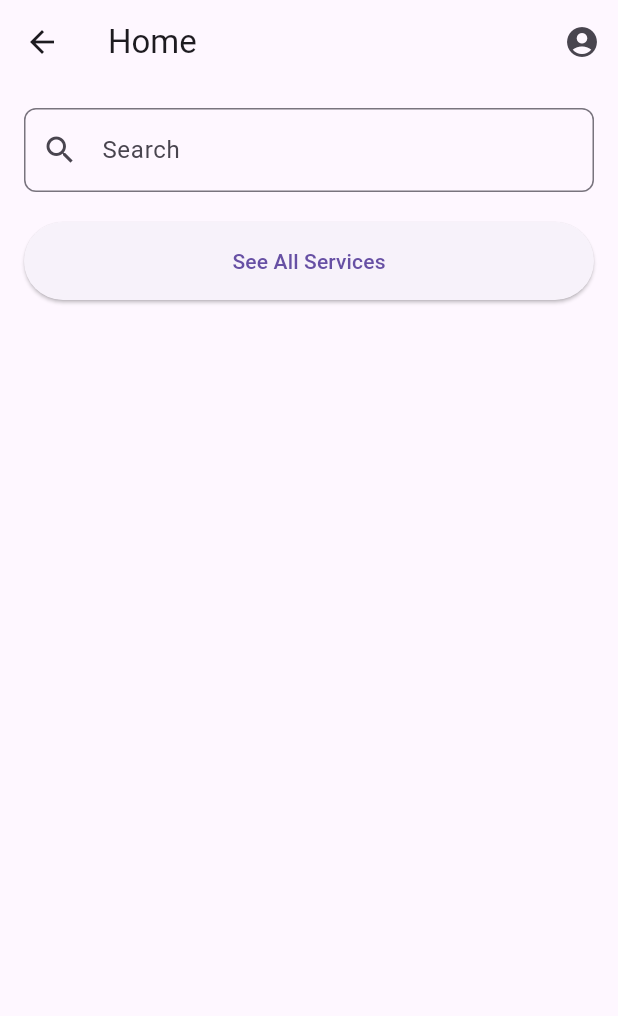
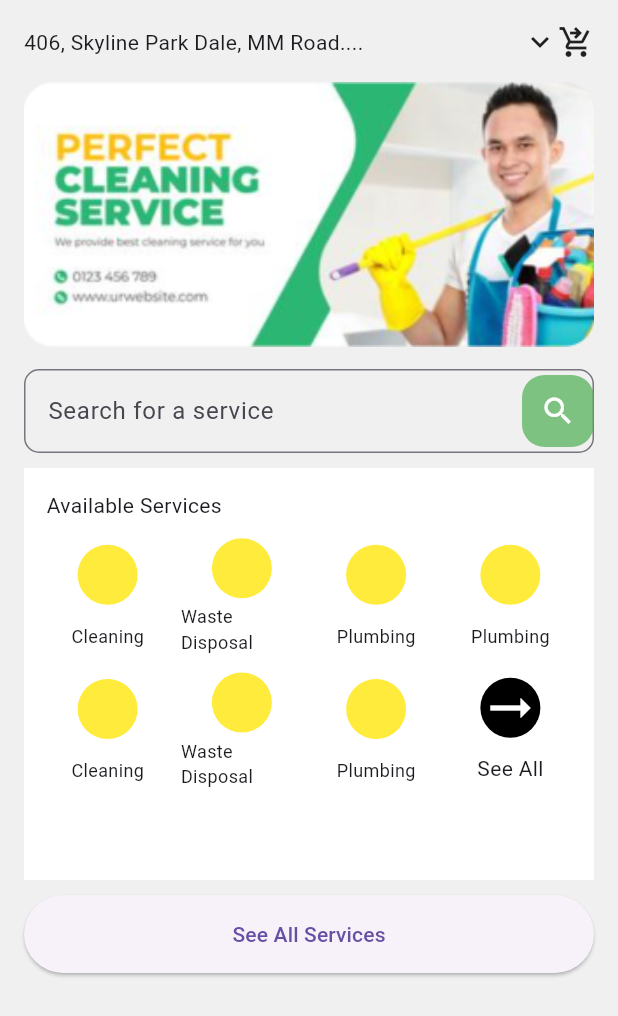
Before and after one commit to yaseeeeeeeeeeen/Clean-Shift, a Flutter app: the HomeScreen screen opened by its route, on a phone screen of 412 x 824 dp. Shown: the top 1016 px of the screen. Run offline on Flutter 3.47's test engine with Material 3 defaults, Android fonts, the phone set to English and light mode, and no system bars; our stand-ins replace firebase_auth, firebase_core, google_sign_in; accounts and stored records are empty; Roboto replaces fonts that are missing (GowunDodum).

Commit message:
home ui half added

```diff
--- a/lib/main.dart
+++ b/lib/main.dart
@@ -1,4 +1,5 @@
 import 'package:clean_shift/firebase_options.dart';
+import 'package:clean_shift/screens/home/home_screen.dart';
 import 'package:flutter/material.dart';
 import 'package:firebase_core/firebase_core.dart';
 import 'routes.dart';
@@ -18,12 +19,15 @@ class MyApp extends StatelessWidget {
   @override
   Widget build(BuildContext context) {
     return MaterialApp(
+      debugShowCheckedModeBanner: false,
       title: 'Flutter Machine Test',
       theme: ThemeData(
+        fontFamily: "GowunDodum",
         primarySwatch: Colors.blue,
       ),
-      initialRoute: '/login', // Start with the Login screen
+      initialRoute: '/home', // Start with the Login screen
       routes: AppRoutes.getRoutes(),
+      home: HomeScreen(),
     );
   }
 }
--- a/lib/screens/home/home_screen.dart
+++ b/lib/screens/home/home_screen.dart
@@ -1,47 +1,136 @@
+import 'dart:math';
+
 import 'package:flutter/material.dart';
 
 class HomeScreen extends StatelessWidget {
   @override
   Widget build(BuildContext context) {
-    return Scaffold(
-      appBar: AppBar(
-        title: Text('Home'),
-        actions: [
-          IconButton(
-            icon: Icon(Icons.account_circle),
-            onPressed: () {
-              Navigator.pushNamed(context, '/profile');
-            },
-          ),
-        ],
-      ),
-      body: Padding(
+    final screenSize = MediaQuery.sizeOf(context);
+    return SafeArea(
+      child: Scaffold(
+        backgroundColor: const Color.fromARGB(255, 240, 240, 240),
+        body: SingleChildScrollView(
+          child: Padding(
             padding: const EdgeInsets.all(16.0),
             child: Column(
               crossAxisAlignment: CrossAxisAlignment.stretch,
               children: [
+                const Row(children: [
+                  Expanded(child: Text("406, Skyline Park Dale, MM Road....")),
+                  Icon(Icons.keyboard_arrow_down),
+                  Icon(Icons.shopping_cart_checkout)
+                ]),
+                Container(
+                  height: screenSize.height / 4,
+                  width: screenSize.width,
+                  decoration: const BoxDecoration(
+                      image: DecorationImage(
+                          fit: BoxFit.fitWidth,
+                          image: AssetImage("assets/images/banner_image.png"))),
+                ),
                 TextField(
                   decoration: InputDecoration(
-                prefixIcon: Icon(Icons.search),
-                hintText: 'Search',
+                    suffixIcon: ClipRRect(
+                      borderRadius: BorderRadius.circular(15),
+                      child: ColoredBox(
+                          color: Colors.green.withOpacity(0.7),
+                          child: const Icon(
+                            Icons.search,
+                            color: Colors.white,
+                          )),
+                    ),
+                    hintText: 'Search for a service',
                     border: OutlineInputBorder(
-                  borderRadius: BorderRadius.circular(8),
+                      borderRadius: BorderRadius.circular(10),
                     ),
                   ),
                 ),
-            SizedBox(height: 20),
-            ElevatedButton(
-              onPressed: () {
-                Navigator.pushNamed(context, '/services');
+                Container(
+                  margin: EdgeInsets.only(top: 10, bottom: 10),
+                  padding: EdgeInsets.all(15),
+                  height: screenSize.height / 3,
+                  width: screenSize.width,
+                  decoration: BoxDecoration(
+                    color: Colors.white,
+                  ),
+                  child: ListView(
+                    shrinkWrap: true,
+                    children: [
+                      Text(
+                        "Available Services",
+                      ),
+                      const SizedBox(height: 10),
+                      SizedBox(
+                        child: GridView.builder(
+                          shrinkWrap: true,
+                          gridDelegate:
+                              SliverGridDelegateWithFixedCrossAxisCount(
+                            crossAxisCount: 4,
+                            crossAxisSpacing: 8,
+                            mainAxisSpacing: 8,
+                          ),
+                          itemBuilder: (context, index) {
+                            if (index == 7) {
+                              return const Column(
+                                mainAxisAlignment:
+                                    MainAxisAlignment.spaceAround,
+                                children: [
+                                  CircleAvatar(
+                                    backgroundColor: Colors.black,
+                                    child: Center(
+                                      child: Icon(
+                                        Icons.arrow_right_alt_sharp,
+                                        color: Colors.white,
+                                        size: 40,
+                                      ),
+                                    ),
+                                  ),
+                                  Text("See All")
+                                ],
+                              );
+                            } else {
+                              final catogary = [
+                                "Cleaning",
+                                "Waste Disposal",
+                                "Plumbing",
+                                "Plumbing",
+                                "Cleaning",
+                                "Waste Disposal",
+                                "Plumbing"
+                              ];
+                              return Column(
+                                mainAxisAlignment:
+                                    MainAxisAlignment.spaceAround,
+                                children: [
+                                  const CircleAvatar(
+                                    backgroundColor: Colors.yellow,
+                                  ),
+                                  Text(catogary[index],
+                                      style: const TextStyle(fontSize: 12))
+                                ],
+                              );
+                            }
                           },
-              child: Text('See All Services'),
-              style: ElevatedButton.styleFrom(
-                padding: EdgeInsets.all(16),
+                          itemCount: 8,
                         ),
                       ),
                     ],
                   ),
                 ),
+                ElevatedButton(
+                  onPressed: () {
+                    Navigator.pushNamed(context, '/services');
+                  },
+                  style: ElevatedButton.styleFrom(
+                    padding: const EdgeInsets.all(16),
+                  ),
+                  child: const Text('See All Services'),
+                ),
+              ],
+            ),
+          ),
+        ),
+      ),
     );
   }
 }
```
Also changed, not shown: pubspec.yaml (+6 -6 lines), assets/images/banner_image.png (added), 3 other files. Lines whose indentation alone changed are shown as unchanged.
